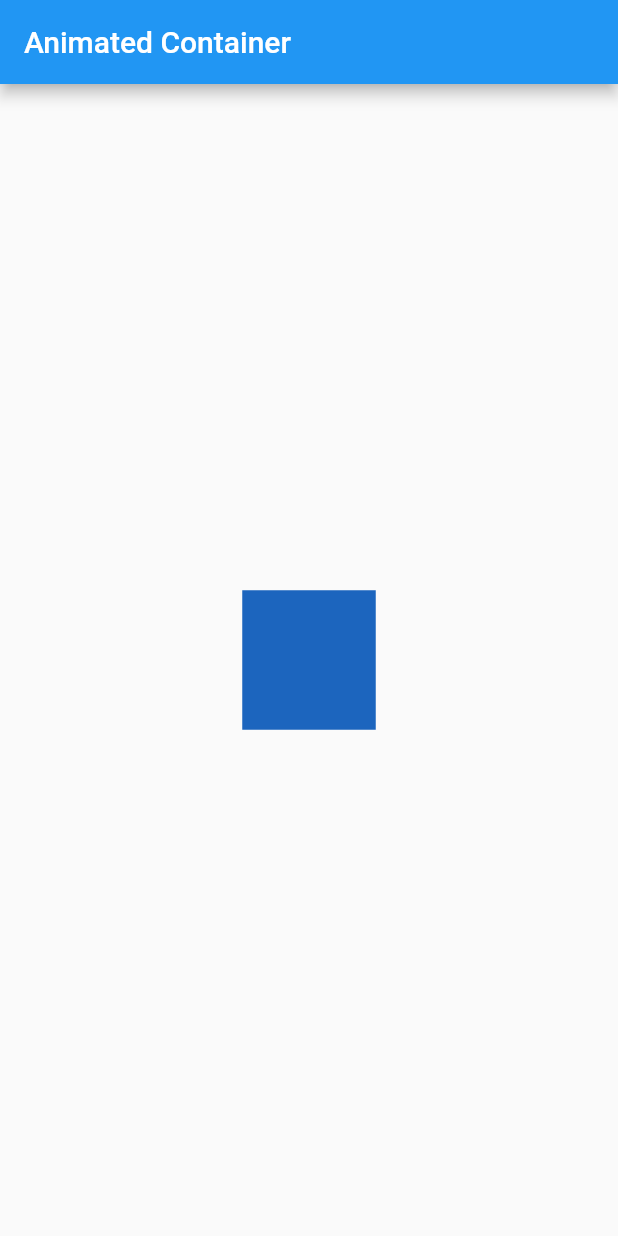
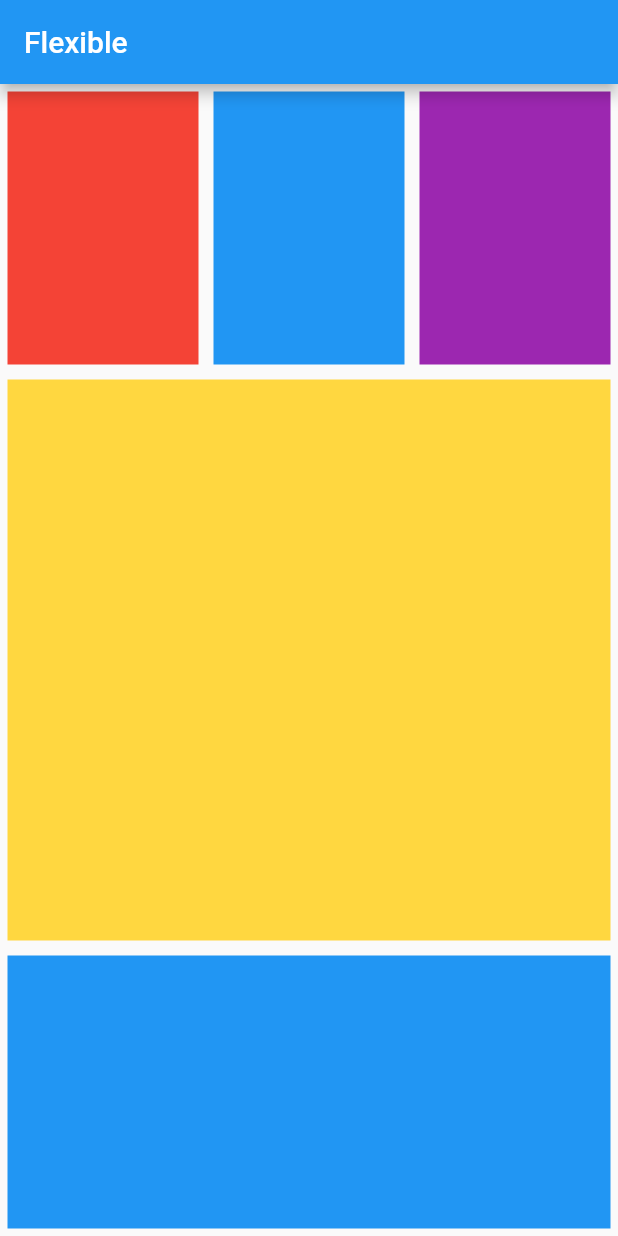
Before and after one commit to cecep29/flutter_basic, a Flutter app: the screen it shows after launch, on a phone screen of 412 x 824 dp. Run offline on Flutter 3.47's test engine with Material 2 defaults, Android fonts, the phone set to English and light mode, and no system bars.

Commit message:
flexible

```diff
--- a/lib/main.dart
+++ b/lib/main.dart
@@ -6,39 +6,59 @@ void main() {
   runApp(const MyApp());
 }
 
-class MyApp extends StatefulWidget {
+class MyApp extends StatelessWidget {
   const MyApp({super.key});
 
-  @override
-  State<MyApp> createState() => _MyAppState();
-}
-
-class _MyAppState extends State<MyApp> {
-  Random random = Random();
   @override
   Widget build(BuildContext context) {
     return MaterialApp(
       home: Scaffold(
         appBar: AppBar(
-          title: const Text('Animated Container'),
+          title: const Text('Flexible'),
         ),
-        body: Center(
-          child: GestureDetector(
-            onTap: () {
-              setState(() {});
-            },
-            child: AnimatedContainer(
-              color: Color.fromARGB(
-                255,
-                random.nextInt(256),
-                random.nextInt(256),
-                random.nextInt(256),
+        body: Column(
+          children: [
+            Flexible(
+              flex: 1,
+              child: Row(
+                children: [
+                  Flexible(
+                    flex: 1,
+                    child: Container(
+                      margin: const EdgeInsets.all(5),
+                      color: Colors.red,
+                    ),
+                  ),
+                  Flexible(
+                    flex: 1,
+                    child: Container(
+                      margin: const EdgeInsets.all(5),
+                      color: Colors.blue,
+                    ),
+                  ),
+                  Flexible(
+                    flex: 1,
+                    child: Container(
+                      margin: const EdgeInsets.all(5),
+                      color: Colors.purple,
+                    ),
+                  )
+                ],
               ),
-              duration: const Duration(seconds: 1),
-              width: 50.0 + random.nextInt(101),
-              height: 50.0 + random.nextInt(101),
             ),
-          ),
+            Flexible(
+                flex: 2,
+                child: Container(
+                  margin: const EdgeInsets.all(5),
+                  color: Colors.amberAccent,
+                )),
+            Flexible(
+                flex: 1,
+                child: Container(
+                  margin: const EdgeInsets.all(5),
+                  color: Colors.blue,
+                ))
+          ],
         ),
       ),
     );
```
